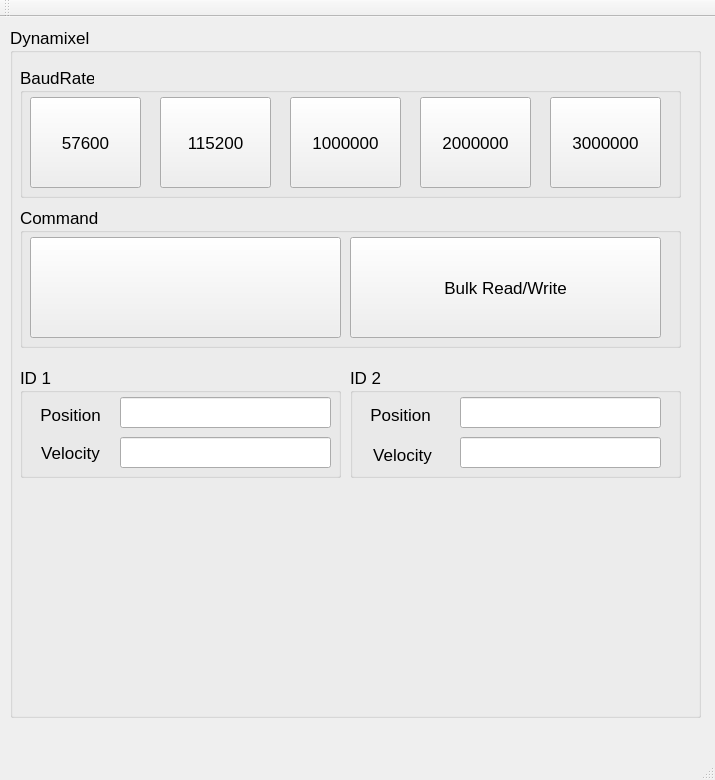
Above: pnp_test/mainwindow.ui from routiful/pnp_comm before the change. Below: the same form after it.
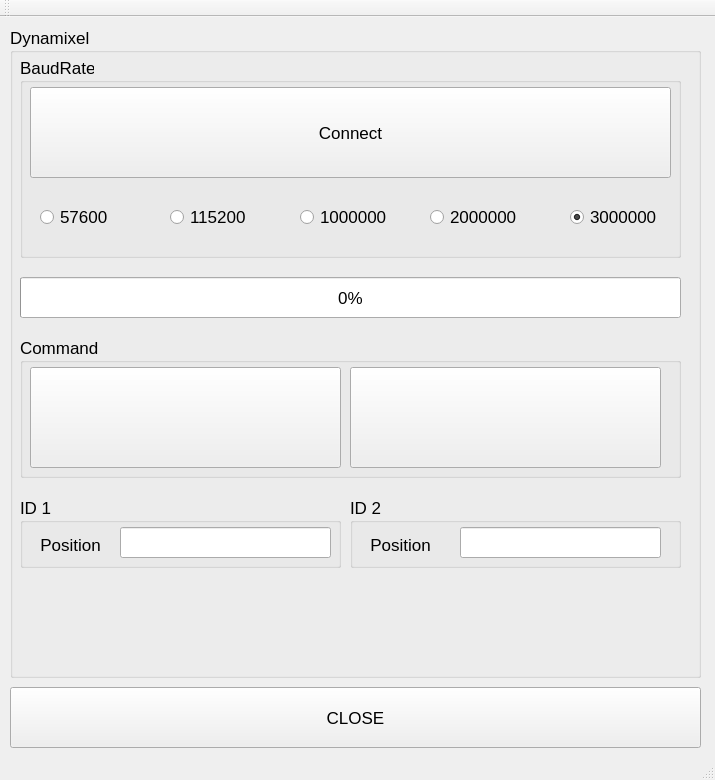
That is the form after the change.

Patch:
```diff
--- a/pnp_test/mainwindow.ui
+++ b/pnp_test/mainwindow.ui
@@ -20,7 +20,7 @@
       <x>10</x>
       <y>10</y>
       <width>691</width>
-      <height>691</height>
+      <height>651</height>
      </rect>
     </property>
     <property name="font">
@@ -35,9 +35,9 @@
      <property name="geometry">
       <rect>
        <x>10</x>
-       <y>40</y>
+       <y>30</y>
        <width>661</width>
-       <height>131</height>
+       <height>201</height>
       </rect>
      </property>
      <property name="font">
@@ -48,77 +48,105 @@
      <property name="title">
       <string>BaudRate</string>
      </property>
-     <widget class="QPushButton" name="baudrate_button_57600">
+     <widget class="QRadioButton" name="radioButton_57600">
       <property name="geometry">
        <rect>
-        <x>10</x>
-        <y>30</y>
-        <width>111</width>
-        <height>91</height>
+        <x>20</x>
+        <y>150</y>
+        <width>100</width>
+        <height>20</height>
        </rect>
       </property>
       <property name="text">
        <string>57600</string>
       </property>
+      <property name="checkable">
+       <bool>true</bool>
+      </property>
+      <property name="checked">
+       <bool>false</bool>
+      </property>
      </widget>
-     <widget class="QPushButton" name="baudrate_button_115200">
+     <widget class="QRadioButton" name="radioButton_115200">
       <property name="geometry">
        <rect>
-        <x>140</x>
-        <y>30</y>
-        <width>111</width>
-        <height>91</height>
+        <x>150</x>
+        <y>150</y>
+        <width>100</width>
+        <height>20</height>
        </rect>
       </property>
       <property name="text">
        <string>115200</string>
       </property>
+      <property name="checked">
+       <bool>false</bool>
+      </property>
      </widget>
-     <widget class="QPushButton" name="baudrate_button_1000000">
+     <widget class="QRadioButton" name="radioButton_1000000">
       <property name="geometry">
        <rect>
-        <x>270</x>
-        <y>30</y>
-        <width>111</width>
-        <height>91</height>
+        <x>280</x>
+        <y>150</y>
+        <width>100</width>
+        <height>20</height>
        </rect>
       </property>
       <property name="text">
        <string>1000000</string>
       </property>
+      <property name="checked">
+       <bool>false</bool>
+      </property>
      </widget>
-     <widget class="QPushButton" name="baudrate_button_2000000">
+     <widget class="QRadioButton" name="radioButton_2000000">
       <property name="geometry">
        <rect>
-        <x>400</x>
-        <y>30</y>
-        <width>111</width>
-        <height>91</height>
+        <x>410</x>
+        <y>150</y>
+        <width>100</width>
+        <height>20</height>
        </rect>
       </property>
       <property name="text">
        <string>2000000</string>
       </property>
      </widget>
-     <widget class="QPushButton" name="baudrate_button_3000000">
+     <widget class="QRadioButton" name="radioButton_3000000">
       <property name="geometry">
        <rect>
-        <x>530</x>
-        <y>30</y>
-        <width>111</width>
-        <height>91</height>
+        <x>550</x>
+        <y>150</y>
+        <width>100</width>
+        <height>20</height>
        </rect>
       </property>
       <property name="text">
        <string>3000000</string>
       </property>
+      <property name="checked">
+       <bool>true</bool>
+      </property>
+     </widget>
+     <widget class="QPushButton" name="connect_pushButton">
+      <property name="geometry">
+       <rect>
+        <x>10</x>
+        <y>30</y>
+        <width>641</width>
+        <height>91</height>
+       </rect>
+      </property>
+      <property name="text">
+       <string>Connect</string>
+      </property>
      </widget>
     </widget>
     <widget class="QGroupBox" name="command_groupbox">
      <property name="geometry">
       <rect>
        <x>10</x>
-       <y>180</y>
+       <y>310</y>
        <width>661</width>
        <height>141</height>
       </rect>
@@ -157,7 +185,7 @@
        </rect>
       </property>
       <property name="text">
-       <string>Bulk Read/Write</string>
+       <string/>
       </property>
       <property name="checkable">
        <bool>false</bool>
@@ -168,9 +196,9 @@
      <property name="geometry">
       <rect>
        <x>10</x>
-       <y>340</y>
+       <y>470</y>
        <width>321</width>
-       <height>111</height>
+       <height>71</height>
       </rect>
      </property>
      <property name="font">
@@ -194,19 +222,6 @@
        <bool>true</bool>
       </property>
      </widget>
-     <widget class="QLineEdit" name="id_1_velocity_lineedit">
-      <property name="geometry">
-       <rect>
-        <x>100</x>
-        <y>70</y>
-        <width>211</width>
-        <height>31</height>
-       </rect>
-      </property>
-      <property name="readOnly">
-       <bool>true</bool>
-      </property>
-     </widget>
      <widget class="QLabel" name="label">
       <property name="geometry">
        <rect>
@@ -228,35 +243,14 @@
        <set>Qt::AlignCenter</set>
       </property>
      </widget>
-     <widget class="QLabel" name="label_2">
-      <property name="geometry">
-       <rect>
-        <x>10</x>
-        <y>75</y>
-        <width>81</width>
-        <height>21</height>
-       </rect>
-      </property>
-      <property name="font">
-       <font>
-        <pointsize>13</pointsize>
-       </font>
-      </property>
-      <property name="text">
-       <string>Velocity</string>
-      </property>
-      <property name="alignment">
-       <set>Qt::AlignCenter</set>
-      </property>
-     </widget>
     </widget>
     <widget class="QGroupBox" name="id_2_groupbox">
      <property name="geometry">
       <rect>
        <x>340</x>
-       <y>340</y>
+       <y>470</y>
        <width>331</width>
-       <height>111</height>
+       <height>71</height>
       </rect>
      </property>
      <property name="font">
@@ -280,40 +274,6 @@
        <bool>true</bool>
       </property>
      </widget>
-     <widget class="QLineEdit" name="id_2_velocity_lineedit">
-      <property name="geometry">
-       <rect>
-        <x>110</x>
-        <y>70</y>
-        <width>201</width>
-        <height>31</height>
-       </rect>
-      </property>
-      <property name="readOnly">
-       <bool>true</bool>
-      </property>
-     </widget>
-     <widget class="QLabel" name="label_4">
-      <property name="geometry">
-       <rect>
-        <x>12</x>
-        <y>72</y>
-        <width>81</width>
-        <height>31</height>
-       </rect>
-      </property>
-      <property name="font">
-       <font>
-        <pointsize>13</pointsize>
-       </font>
-      </property>
-      <property name="text">
-       <string>Velocity</string>
-      </property>
-      <property name="alignment">
-       <set>Qt::AlignCenter</set>
-      </property>
-     </widget>
      <widget class="QLabel" name="label_3">
       <property name="geometry">
        <rect>
@@ -336,6 +296,37 @@
       </property>
      </widget>
     </widget>
+    <widget class="QProgressBar" name="begin_progressBar">
+     <property name="geometry">
+      <rect>
+       <x>10</x>
+       <y>250</y>
+       <width>661</width>
+       <height>41</height>
+      </rect>
+     </property>
+     <property name="value">
+      <number>0</number>
+     </property>
+    </widget>
+   </widget>
+   <widget class="QPushButton" name="close_pushButton">
+    <property name="geometry">
+     <rect>
+      <x>10</x>
+      <y>670</y>
+      <width>691</width>
+      <height>61</height>
+     </rect>
+    </property>
+    <property name="font">
+     <font>
+      <pointsize>13</pointsize>
+     </font>
+    </property>
+    <property name="text">
+     <string>CLOSE</string>
+    </property>
    </widget>
   </widget>
   <widget class="QMenuBar" name="menuBar">
```
Left out of the diff: 2 changed lines with no effect on the pictures.
